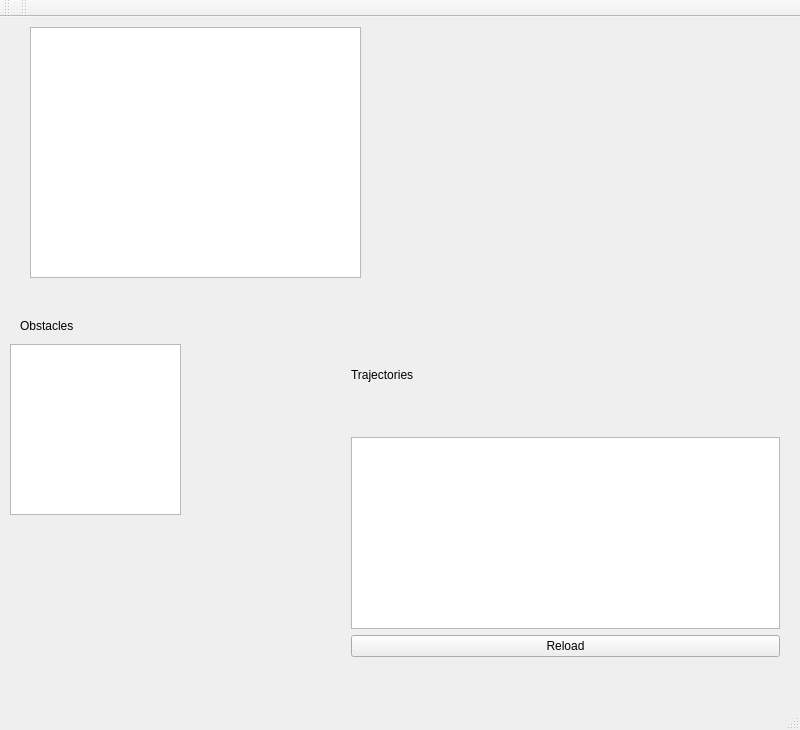
Before: the Qt Designer form qt_gnuplot/mainwindow.ui in jmundack/linguistic_geometry, drawn with Qt 5.
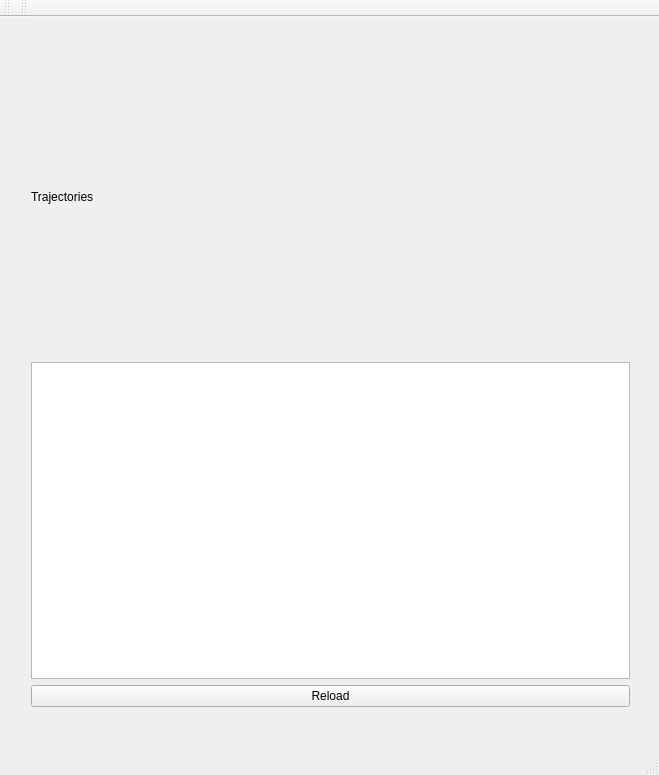
After: the same form once the commit is applied.

Commit message: remove unused widgets

The edit to the form file:
```diff
--- a/qt_gnuplot/mainwindow.ui
+++ b/qt_gnuplot/mainwindow.ui
@@ -6,8 +6,8 @@
    <rect>
     <x>0</x>
     <y>0</y>
-    <width>800</width>
-    <height>730</height>
+    <width>659</width>
+    <height>775</height>
    </rect>
   </property>
   <property name="windowTitle">
@@ -17,10 +17,10 @@
    <widget class="QWidget" name="gridLayoutWidget">
     <property name="geometry">
      <rect>
-      <x>340</x>
-      <y>290</y>
-      <width>451</width>
-      <height>361</height>
+      <x>20</x>
+      <y>10</y>
+      <width>621</width>
+      <height>691</height>
      </rect>
     </property>
     <layout class="QGridLayout" name="gridLayout">
@@ -53,60 +53,6 @@
      </item>
     </layout>
    </widget>
-   <widget class="QPlainTextEdit" name="plainTextEdit">
-    <property name="geometry">
-     <rect>
-      <x>10</x>
-      <y>327</y>
-      <width>171</width>
-      <height>171</height>
-     </rect>
-    </property>
-   </widget>
-   <widget class="QLabel" name="label">
-    <property name="geometry">
-     <rect>
-      <x>20</x>
-      <y>300</y>
-      <width>66</width>
-      <height>17</height>
-     </rect>
-    </property>
-    <property name="text">
-     <string>Obstacles</string>
-    </property>
-   </widget>
-   <widget class="QGraphicsView" name="graphicsView">
-    <property name="geometry">
-     <rect>
-      <x>30</x>
-      <y>10</y>
-      <width>331</width>
-      <height>251</height>
-     </rect>
-    </property>
-    <property name="autoFillBackground">
-     <bool>true</bool>
-    </property>
-    <property name="backgroundBrush">
-     <brush brushstyle="CrossPattern">
-      <color alpha="255">
-       <red>0</red>
-       <green>0</green>
-       <blue>0</blue>
-      </color>
-     </brush>
-    </property>
-    <property name="foregroundBrush">
-     <brush brushstyle="SolidPattern">
-      <color alpha="255">
-       <red>0</red>
-       <green>0</green>
-       <blue>0</blue>
-      </color>
-     </brush>
-    </property>
-   </widget>
   </widget>
   <widget class="QMenuBar" name="menuBar">
    <property name="geometry">
```
Left out of the diff: 30 changed lines with no effect on the pictures. The commit also changes 2 other files.
